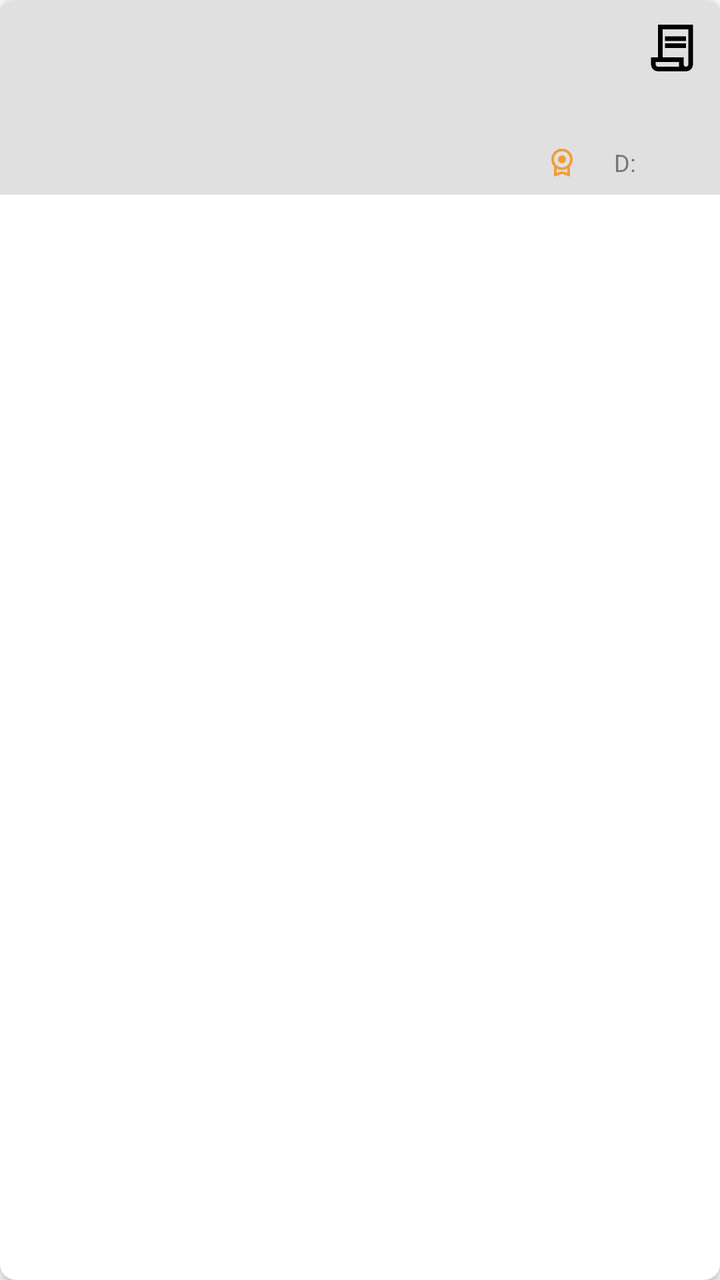
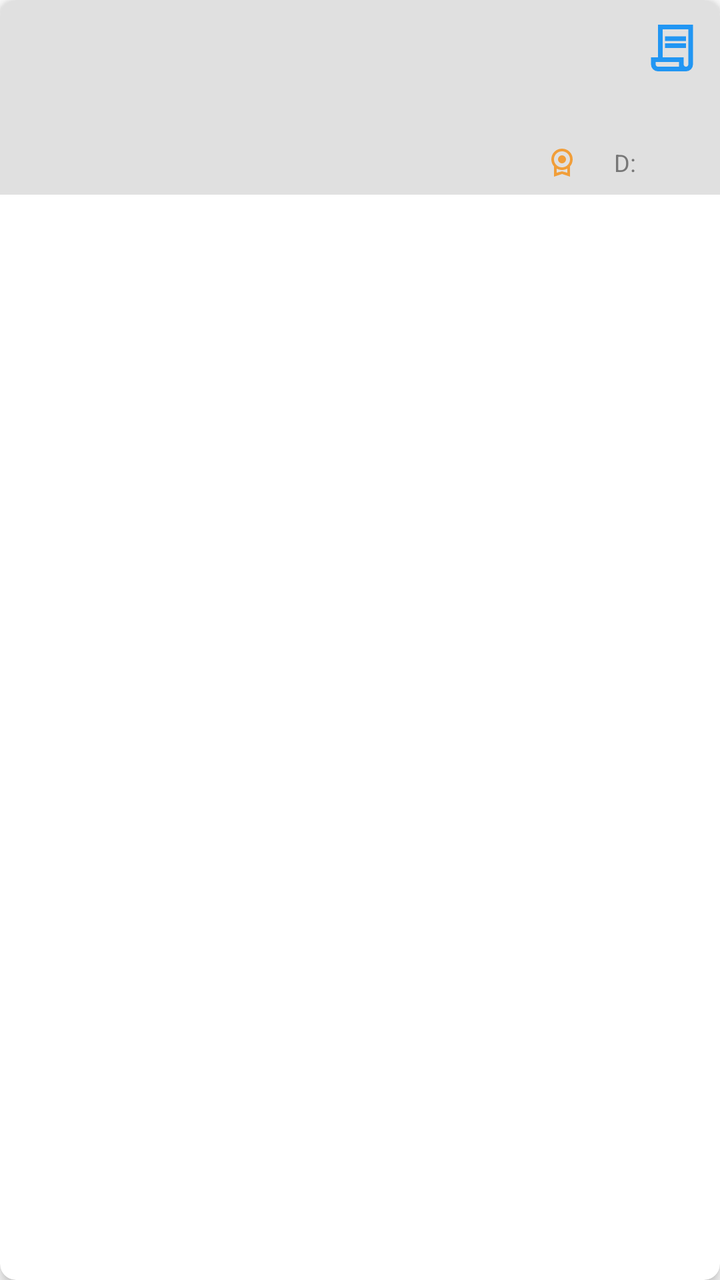

Screens rendered from an Android XML layout before and after an edit, with the pre-edit source and the edit as a unified diff.
<!-- AndroidManifest.xml: application theme Theme.Freer -->
<!-- res/layout/item_token_card.xml -->
<?xml version="1.0" encoding="utf-8"?>
<androidx.cardview.widget.CardView xmlns:android="http://schemas.android.com/apk/res/android"
    xmlns:app="http://schemas.android.com/apk/res-auto"
    android:layout_width="match_parent"
    android:layout_height="wrap_content"
    android:layout_margin="4dp"
    android:background="@color/cash_card_dark_background"
    app:cardCornerRadius="8dp"
    app:cardElevation="4dp">

    <LinearLayout
        android:layout_width="match_parent"
        android:layout_height="wrap_content"
        android:background="@color/cash_card_dark_background"
        android:orientation="horizontal"
        android:padding="8dp">

        <CheckBox
            android:id="@+id/token_checkbox"
            android:layout_width="wrap_content"
            android:layout_height="wrap_content"
            android:layout_gravity="center_vertical"
            android:layout_marginEnd="4dp"
            android:visibility="gone" />

        <ImageView
            android:id="@+id/token_deployer_avatar"
            android:layout_width="48dp"
            android:layout_height="48dp"
            android:layout_gravity="center_vertical"
            android:layout_marginEnd="8dp"
            android:contentDescription="@string/deployer"
            android:scaleType="centerCrop" />

        <LinearLayout
            android:layout_width="0dp"
            android:layout_height="wrap_content"
            android:layout_gravity="center_vertical"
            android:layout_weight="1"
            android:orientation="vertical">

            
            <TextView
                android:id="@+id/token_name_value"
                android:layout_width="match_parent"
                android:layout_height="wrap_content"
                android:background="?attr/selectableItemBackground"
                android:clickable="true"
                android:ellipsize="end"
                android:focusable="true"
                android:maxLines="1"
                android:textColor="@color/field_name"
                android:textSize="16sp"
                android:textStyle="bold" />

            
            <TextView
                android:id="@+id/token_deployer_value"
                android:layout_width="match_parent"
                android:layout_height="wrap_content"
                android:layout_marginTop="2dp"
                android:background="?attr/selectableItemBackground"
                android:clickable="true"
                android:ellipsize="middle"
                android:focusable="true"
                android:maxLines="1"
                android:textColor="@color/accent"
                android:textSize="14sp" />

            
            <TextView
                android:id="@+id/token_desc_value"
                android:layout_width="match_parent"
                android:layout_height="wrap_content"
                android:layout_marginTop="2dp"
                android:ellipsize="end"
                android:maxLines="2"
                android:textColor="@color/hint"
                android:textSize="12sp" />

            
            <LinearLayout
                android:layout_width="match_parent"
                android:layout_height="wrap_content"
                android:layout_marginTop="4dp"
                android:gravity="end"
                android:orientation="horizontal">

                
                <ImageView
                    android:layout_width="16dp"
                    android:layout_height="16dp"
                    android:contentDescription="@string/circulating"
                    android:src="@drawable/ic_token" />

                <TextView
                    android:id="@+id/token_circulating_value"
                    android:layout_width="wrap_content"
                    android:layout_height="wrap_content"
                    android:layout_marginStart="2dp"
                    android:layout_marginEnd="16dp"
                    android:textColor="@color/text_secondary"
                    android:textSize="12sp" />

                
                <TextView
                    android:layout_width="wrap_content"
                    android:layout_height="wrap_content"
                    android:text="D:"
                    android:textColor="@color/hint"
                    android:textSize="12sp" />

                <TextView
                    android:id="@+id/token_decimal_value"
                    android:layout_width="wrap_content"
                    android:layout_height="wrap_content"
                    android:layout_marginStart="2dp"
                    android:textColor="@color/text_secondary"
                    android:textSize="12sp" />

            </LinearLayout>

        </LinearLayout>

        
        <LinearLayout
            android:layout_width="wrap_content"
            android:layout_height="wrap_content"
            android:orientation="vertical"
            android:padding="2dp">

            
            <ImageButton
                android:id="@+id/token_history_button"
                android:layout_width="28dp"
                android:layout_height="28dp"
                android:layout_gravity="center"
                android:background="@android:color/transparent"
                android:contentDescription="@string/token_history"
                android:padding="0dp"
                android:scaleType="fitCenter"
                android:src="@drawable/ic_record" />

            
            <ImageButton
                android:id="@+id/token_edit_button"
                android:layout_width="28dp"
                android:layout_height="28dp"
                android:layout_gravity="center"
                android:layout_marginTop="4dp"
                android:background="@android:color/transparent"
                android:contentDescription="@string/edit"
                android:padding="0dp"
                android:scaleType="fitCenter"
                android:src="@drawable/ic_edit"
                android:visibility="gone" />

        </LinearLayout>

    </LinearLayout>

</androidx.cardview.widget.CardView>
<!-- resources referenced by this layout -->
<resources>
  <color name="accent">#2196F3</color>
  <color name="cash_card_dark_background">#E0E0E0</color>
  <color name="field_name">#7050A0</color>
  <color name="hint">#777777</color>
  <color name="text_secondary">#666666</color>
  <!-- drawable ic_edit (drawable) -->
  <vector xmlns:android="http://schemas.android.com/apk/res/android"
      android:width="24dp"
      android:height="24dp"
      android:viewportWidth="24"
      android:viewportHeight="24"
      android:tint="@color/hint">
    <path
        android:fillColor="@android:color/white"
        android:pathData="M3,17.25V21h3.75L17.81,9.94l-3.75,-3.75L3,17.25zM20.71,7.04c0.39,-0.39 0.39,-1.02 0,-1.41l-2.34,-2.34c-0.39,-0.39 -1.02,-0.39 -1.41,0l-1.83,1.83 3.75,3.75 1.83,-1.83z"/>
  </vector>
  <!-- drawable ic_record (drawable) -->
  <vector xmlns:android="http://schemas.android.com/apk/res/android"
      android:width="24dp"
      android:height="24dp"
      android:viewportWidth="960"
      android:viewportHeight="960">
    <path
        android:pathData="M240,880q-50,0 -85,-35t-35,-85v-120h120v-560h600v680q0,50 -35,85t-85,35L240,880ZM720,800q17,0 28.5,-11.5T760,760v-600L320,160v480h360v120q0,17 11.5,28.5T720,800ZM360,360v-80h360v80L360,360ZM360,480v-80h360v80L360,480ZM240,800h360v-80L200,720v40q0,17 11.5,28.5T240,800ZM240,800h-40,400 -360Z"
        android:fillColor="#000000"/>
  </vector>
  <!-- drawable ic_token (drawable) -->
  <vector xmlns:android="http://schemas.android.com/apk/res/android"
      android:width="24dp"
      android:height="24dp"
      android:viewportWidth="960"
      android:viewportHeight="960">
    <path
        android:pathData="M480,520q-50,0 -85,-35t-35,-85q0,-50 35,-85t85,-35q50,0 85,35t35,85q0,50 -35,85t-85,35ZM240,920v-309q-38,-42 -59,-96t-21,-115q0,-134 93,-227t227,-93q134,0 227,93t93,227q0,61 -21,115t-59,96v309l-240,-80 -240,80ZM480,640q100,0 170,-70t70,-170q0,-100 -70,-170t-170,-70q-100,0 -170,70t-70,170q0,100 70,170t170,70ZM320,801l160,-41 160,41v-124q-35,20 -75.5,31.5T480,720q-44,0 -84.5,-11.5T320,677v124ZM480,739Z"
        android:fillColor="#F19E39"/>
  </vector>
  <string name="circulating">Circulating</string>
  <string name="deployer">Deployer</string>
  <string name="edit">Edit</string>
  <string name="token_history">Token History</string>
  <style name="Theme.Freer" parent="Base.Theme.Freer" />
  <style name="Base.Theme.Freer" parent="Theme.Material3.DayNight.NoActionBar">
          <item name="colorPrimary">#2196F3</item>
          <item name="colorAccent">#2196F3</item>
          <item name="android:windowBackground">#FFFFFF</item>
          
          <item name="android:windowLayoutInDisplayCutoutMode">shortEdges</item>
          <item name="android:enforceNavigationBarContrast">false</item>
          <item name="android:enforceStatusBarContrast">false</item>
          <item name="android:statusBarColor">@android:color/transparent</item>
          <item name="android:navigationBarColor">@android:color/transparent</item>
          <item name="android:windowLightStatusBar">true</item>
          <item name="android:windowLightNavigationBar">true</item>
      </style>
</resources>

<!-- the commit's change to res/layout/item_token_card.xml (unified diff, before → after) -->
@@ -139,7 +139,22 @@
                 android:contentDescription="@string/token_history"
                 android:padding="0dp"
                 android:scaleType="fitCenter"
-                android:src="@drawable/ic_record" />
+                android:src="@drawable/ic_record"
+                app:tint="@color/accent" />
+
+            
+            <ImageButton
+                android:id="@+id/token_issue_button"
+                android:layout_width="28dp"
+                android:layout_height="28dp"
+                android:layout_gravity="center"
+                android:layout_marginTop="4dp"
+                android:background="@android:color/transparent"
+                android:contentDescription="@string/issue_token"
+                android:padding="0dp"
+                android:scaleType="fitCenter"
+                android:src="@drawable/ic_plus"
+                android:visibility="gone" />
 
             
             <ImageButton
<!-- resource entries referenced after the edit -->
@@ -15,6 +15,17 @@
     <path
         android:fillColor="@android:color/white"
         android:pathData="M3,17.25V21h3.75L17.81,9.94l-3.75,-3.75L3,17.25zM20.71,7.04c0.39,-0.39 0.39,-1.02 0,-1.41l-2.34,-2.34c-0.39,-0.39 -1.02,-0.39 -1.41,0l-1.83,1.83 3.75,3.75 1.83,-1.83z"/>
+  </vector>
+  <!-- drawable ic_plus (drawable) -->
+  <?xml version="1.0" encoding="utf-8"?>
+  <vector xmlns:android="http://schemas.android.com/apk/res/android"
+      android:width="24dp"
+      android:height="24dp"
+      android:viewportWidth="24"
+      android:viewportHeight="24">
+      <path
+          android:fillColor="@color/accent"
+          android:pathData="M19,13h-6v6h-2v-6H5v-2h6V5h2v6h6v2z"/>
   </vector>
   <!-- drawable ic_record (drawable) -->
   <vector xmlns:android="http://schemas.android.com/apk/res/android"
@@ -39,6 +50,7 @@
   <string name="circulating">Circulating</string>
   <string name="deployer">Deployer</string>
   <string name="edit">Edit</string>
+  <string name="issue_token">Issue Token</string>
   <string name="token_history">Token History</string>
   <style name="Theme.Freer" parent="Base.Theme.Freer" />
   <style name="Base.Theme.Freer" parent="Theme.Material3.DayNight.NoActionBar">
